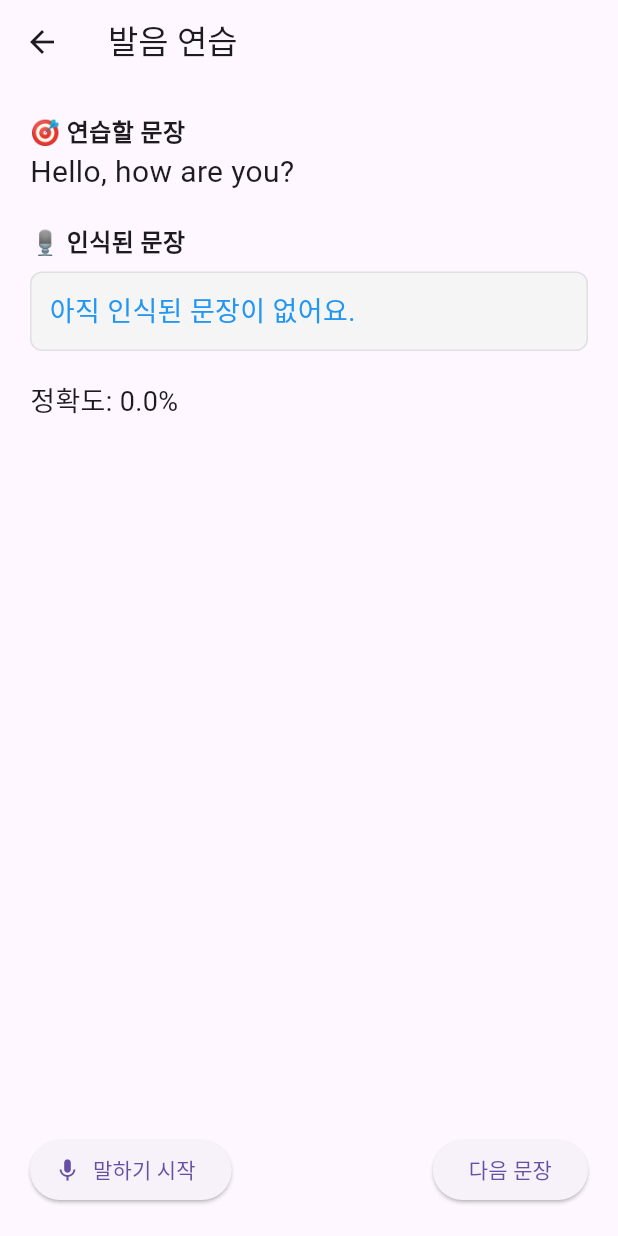
After one commit to fufckddl/Sorimoi, a Flutter app: the PracticeScreen screen opened by its route, after a tap on "말하기 시작", on a phone screen of 412 x 824 dp. The commit adds this screen. Run offline on Flutter 3.47's test engine with Material 3 defaults, Android fonts, the phone set to English and light mode, and no system bars; our stand-ins replace audioplayers, google_fonts, shared_preferences, table_calendar; missing offline and left inert: kakao_flutter_sdk_common, kakao_flutter_sdk_user, mysql1, mysql_client, record; accounts and stored records are empty; network calls fail; Roboto replaces fonts that are missing (NotoSansKR).

Commit message:
- 사용자 연습화면 추가 - 영어 문장 더미 추가

```diff
--- /dev/null
+++ b/assets/sentences.json
@@ -0,0 +1,54 @@
+{
+  "sentences": [
+    "Hello, how are you?",
+    "Nice to meet you.",
+    "What is your name?",
+    "Where are you from?",
+    "I am from South Korea.",
+    "I like to study English.",
+    "What do you do?",
+    "I am a student.",
+    "Can you help me?",
+    "Thank you very much.",
+    "You're welcome.",
+    "Excuse me, what time is it?",
+    "It is ten o'clock.",
+    "I am hungry.",
+    "Let's eat lunch.",
+    "Do you like music?",
+    "I play the guitar.",
+    "What kind of music do you like?",
+    "I like pop music.",
+    "I don't understand.",
+    "Can you say that again?",
+    "Please speak slowly.",
+    "How do you spell that?",
+    "I live in Seoul.",
+    "The weather is nice today.",
+    "It is raining outside.",
+    "Do you have any pets?",
+    "I have a dog.",
+    "My favorite color is blue.",
+    "I enjoy reading books.",
+    "What is your favorite food?",
+    "I like pizza.",
+    "Let's go to the park.",
+    "I am learning English.",
+    "Do you like watching movies?",
+    "What is your hobby?",
+    "My hobby is drawing.",
+    "I wake up at 7 a.m.",
+    "I go to bed at 11 p.m.",
+    "What day is it today?",
+    "Today is Monday.",
+    "Where is the nearest station?",
+    "Go straight and turn left.",
+    "I don't feel well.",
+    "I have a headache.",
+    "Can I ask you a question?",
+    "I am practicing pronunciation.",
+    "This is my first time here.",
+    "It was nice talking to you.",
+    "See you next time."
+  ]
+}
--- /dev/null
+++ b/lib/audio/practice.dart
@@ -0,0 +1,170 @@
+import 'dart:convert';
+import 'dart:io';
+import 'package:flutter/material.dart';
+import 'package:flutter/services.dart';
+import 'package:http/http.dart' as http;
+import 'package:record/record.dart';
+import 'package:path_provider/path_provider.dart';
+
+class PracticeScreen extends StatefulWidget {
+  const PracticeScreen({super.key});
+
+  @override
+  State<PracticeScreen> createState() => _PracticeScreenState();
+}
+
+class _PracticeScreenState extends State<PracticeScreen> {
+  final AudioRecorder _recorder = AudioRecorder();
+  bool _isRecording = false;
+  String _recognizedText = '';
+  List<String> _sentences = [];
+  int _currentIndex = 0;
+
+  @override
+  void initState() {
+    super.initState();
+    _loadSentences();
+  }
+
+  Future<void> _loadSentences() async {
+    final jsonString = await rootBundle.loadString('assets/sentences.json');
+    final Map<String, dynamic> jsonData = json.decode(jsonString);
+    setState(() {
+      _sentences = List<String>.from(jsonData['sentences']);
+    });
+  }
+
+  Future<void> _startRecording() async {
+    final hasPermission = await _recorder.hasPermission();
+    if (!hasPermission) return;
+
+    final dir = await getTemporaryDirectory();
+    final filePath = '${dir.path}/speech.wav';
+
+    await _recorder.start(
+      const RecordConfig(
+        encoder: AudioEncoder.wav,
+        sampleRate: 16000,
+        numChannels: 1,
+      ),
+      path: filePath,
+    );
+
+    setState(() {
+      _isRecording = true;
+      _recognizedText = '';
+    });
+  }
+
+  Future<void> _stopRecordingAndSend() async {
+    final path = await _recorder.stop();
+    setState(() => _isRecording = false);
+    if (path == null) return;
+
+    final file = File(path);
+    final uri = Uri.parse("http://43.200.24.193:5000/practice");
+    final request = http.MultipartRequest("POST", uri);
+    request.files.add(await http.MultipartFile.fromPath('file', file.path));
+
+    final response = await request.send();
+    if (response.statusCode == 200) {
+      final respStr = await response.stream.bytesToString();
+      final data = json.decode(respStr);
+      setState(() {
+        _recognizedText = data['transcript'] ?? '';
+      });
+    } else {
+      setState(() {
+        _recognizedText = '인식 실패 (코드: ${response.statusCode})';
+      });
+    }
+  }
+
+  double _calculateAccuracy(String spoken, String target) {
+    String normalize(String text) =>
+        text.toLowerCase().replaceAll(RegExp(r'[^\w\s]'), '').trim();
+
+    List<String> spokenWords = normalize(spoken).split(' ');
+    List<String> targetWords = normalize(target).split(' ');
+
+    int matched = 0;
+    for (int i = 0; i < targetWords.length && i < spokenWords.length; i++) {
+      if (spokenWords[i] == targetWords[i]) matched++;
+    }
+
+    return targetWords.isEmpty ? 0 : matched / targetWords.length;
+  }
+
+  void _nextSentence() async {
+    if (_isRecording) {
+      await _stopRecordingAndSend();
+    }
+    if (_currentIndex < _sentences.length - 1) {
+      setState(() {
+        _currentIndex++;
+        _recognizedText = '';
+      });
+    }
+  }
+
+  @override
+  Widget build(BuildContext context) {
+    if (_sentences.isEmpty) {
+      return const Scaffold(body: Center(child: CircularProgressIndicator()));
+    }
+
+    final target = _sentences[_currentIndex];
+    final accuracy = _calculateAccuracy(_recognizedText, target);
+
+    return Scaffold(
+      appBar: AppBar(title: const Text('발음 연습')),
+      body: Padding(
+        padding: const EdgeInsets.all(20),
+        child: Column(
+          crossAxisAlignment: CrossAxisAlignment.start,
+          children: [
+            const Text("🎯 연습할 문장", style: TextStyle(fontSize: 16, fontWeight: FontWeight.bold)),
+            Text(target, style: const TextStyle(fontSize: 20)),
+            const SizedBox(height: 20),
+
+            const Text("🎙️ 인식된 문장", style: TextStyle(fontSize: 16, fontWeight: FontWeight.bold)),
+            Container(
+              width: double.infinity,
+              padding: const EdgeInsets.all(12),
+              margin: const EdgeInsets.only(top: 8),
+              decoration: BoxDecoration(
+                color: Colors.grey.shade100,
+                borderRadius: BorderRadius.circular(8),
+                border: Border.all(color: Colors.grey.shade300),
+              ),
+              child: Text(
+                _recognizedText.isEmpty ? '아직 인식된 문장이 없어요.' : _recognizedText,
+                style: const TextStyle(fontSize: 18, color: Colors.blue),
+              ),
+            ),
+
+            const SizedBox(height: 20),
+            Text("정확도: ${(accuracy * 100).toStringAsFixed(1)}%", style: const TextStyle(fontSize: 18)),
+
+            const Spacer(),
+
+            Row(
+              mainAxisAlignment: MainAxisAlignment.spaceBetween,
+              children: [
+                ElevatedButton.icon(
+                  icon: Icon(_isRecording ? Icons.stop : Icons.mic),
+                  label: Text(_isRecording ? "녹음 종료" : "말하기 시작"),
+                  onPressed: _isRecording ? _stopRecordingAndSend : _startRecording,
+                ),
+                ElevatedButton(
+                  onPressed: _nextSentence,
+                  child: const Text("다음 문장"),
+                ),
+              ],
+            )
+          ],
+        ),
+      ),
+    );
+  }
+}
--- a/lib/main.dart
+++ b/lib/main.dart
@@ -2,6 +2,7 @@ import 'package:flutter/material.dart';
 import 'package:mysql_client/mysql_client.dart';
 import 'package:kakao_flutter_sdk_user/kakao_flutter_sdk_user.dart';
 import 'package:kakao_flutter_sdk_common/kakao_flutter_sdk_common.dart'; // 🔑 키 해시 출력을 위해 추가
+import 'package:pj1/audio/practice.dart';
 
 // 📁 화면 import
 import 'package:pj1/home/loadingScreen.dart';
@@ -96,6 +97,7 @@ class SoriMoiApp extends StatelessWidget {
         '/support': (context) => const SupportScreen(),
         '/nowRecord': (context) => const NowRecordScreen(),
         '/audioRecognition': (context) => const RecogAudio(),
+        '/practice': (context) => const PracticeScreen(),
       },
     );
   }
--- a/pubspec.yaml
+++ b/pubspec.yaml
@@ -49,6 +49,7 @@ dependencies:
   record: ^6.0.0
   permission_handler: ^11.0.1
   web_socket_channel: ^3.0.3
+
 dev_dependencies:
   flutter_test:
     sdk: flutter
@@ -73,7 +74,7 @@ flutter:
     - assets/email_icon.png
     - assets/apple_icon.png
     - assets/sori_icon2.png
-    - assets/hamster.png
+    - assets/sentences.json
   # The following line ensures that the Material Icons font is
   # included with your application, so that you can use the icons in
   # the material Icons class.
```
Also changed, not shown: lib/userhome/userHome.dart (+47 -1 lines).
